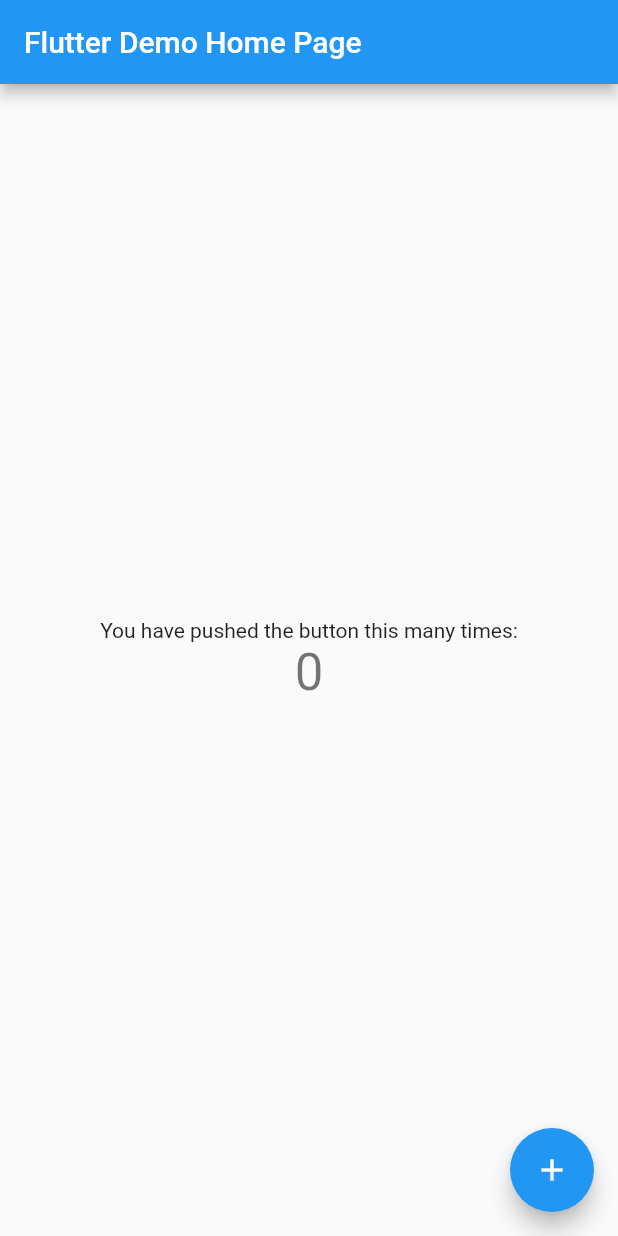
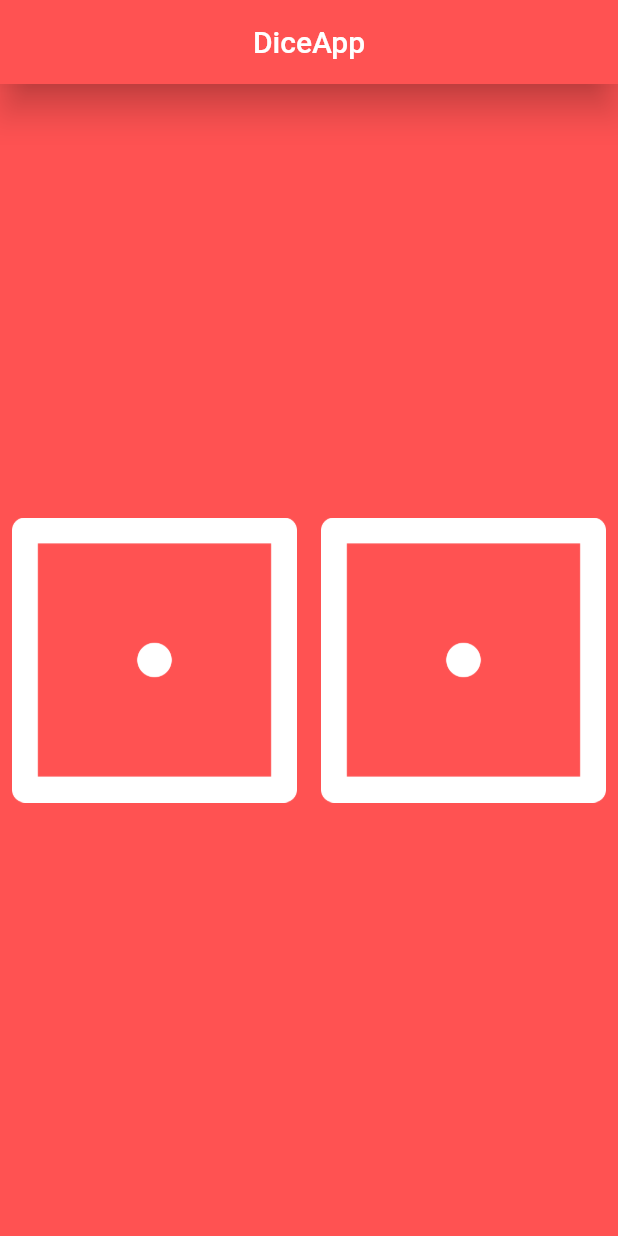
Before and after one commit to pmelgarvargas/flutter_codigo_diceapp, a Flutter app: the screen it shows after launch, on a phone screen of 412 x 824 dp. Run offline on Flutter 3.47's test engine with Material 2 defaults, Android fonts, the phone set to English and light mode, and no system bars.

Commit message:
diceapp 1.0

```diff
--- a/lib/main.dart
+++ b/lib/main.dart
@@ -1,115 +1,71 @@
+
+import 'dart:math';
+
 import 'package:flutter/material.dart';
 
-void main() {
-  runApp(const MyApp());
+void main(){
+  runApp(MyApp());
 }
 
 class MyApp extends StatelessWidget {
-  const MyApp({super.key});
 
-  // This widget is the root of your application.
   @override
   Widget build(BuildContext context) {
     return MaterialApp(
-      title: 'Flutter Demo',
-      theme: ThemeData(
-        // This is the theme of your application.
-        //
-        // Try running your application with "flutter run". You'll see the
-        // application has a blue toolbar. Then, without quitting the app, try
-        // changing the primarySwatch below to Colors.green and then invoke
-        // "hot reload" (press "r" in the console where you ran "flutter run",
-        // or simply save your changes to "hot reload" in a Flutter IDE).
-        // Notice that the counter didn't reset back to zero; the application
-        // is not restarted.
-        primarySwatch: Colors.blue,
-      ),
-      home: const MyHomePage(title: 'Flutter Demo Home Page'),
+      home: HomePage(),
     );
   }
 }
 
-class MyHomePage extends StatefulWidget {
-  const MyHomePage({super.key, required this.title});
-
-  // This widget is the home page of your application. It is stateful, meaning
-  // that it has a State object (defined below) that contains fields that affect
-  // how it looks.
-
-  // This class is the configuration for the state. It holds the values (in this
-  // case the title) provided by the parent (in this case the App widget) and
-  // used by the build method of the State. Fields in a Widget subclass are
-  // always marked "final".
-
-  final String title;
+class HomePage extends StatefulWidget {
 
   @override
-  State<MyHomePage> createState() => _MyHomePageState();
+  State<HomePage> createState() => _HomePageState();
 }
 
-class _MyHomePageState extends State<MyHomePage> {
-  int _counter = 0;
-
-  void _incrementCounter() {
-    setState(() {
-      // This call to setState tells the Flutter framework that something has
-      // changed in this State, which causes it to rerun the build method below
-      // so that the display can reflect the updated values. If we changed
-      // _counter without calling setState(), then the build method would not be
-      // called again, and so nothing would appear to happen.
-      _counter++;
-    });
-  }
+class _HomePageState extends State<HomePage> {
+   int izquierdo=1;
+   int derecha=1;
 
   @override
   Widget build(BuildContext context) {
-    // This method is rerun every time setState is called, for instance as done
-    // by the _incrementCounter method above.
-    //
-    // The Flutter framework has been optimized to make rerunning build methods
-    // fast, so that you can just rebuild anything that needs updating rather
-    // than having to individually change instances of widgets.
     return Scaffold(
+      backgroundColor: Colors.redAccent,
       appBar: AppBar(
-        // Here we take the value from the MyHomePage object that was created by
-        // the App.build method, and use it to set our appbar title.
-        title: Text(widget.title),
+        backgroundColor: Colors.redAccent,
+        title: Text("DiceApp"),
+        centerTitle: true,
+        elevation: 10.0,
       ),
       body: Center(
-        // Center is a layout widget. It takes a single child and positions it
-        // in the middle of the parent.
-        child: Column(
-          // Column is also a layout widget. It takes a list of children and
-          // arranges them vertically. By default, it sizes itself to fit its
-          // children horizontally, and tries to be as tall as its parent.
-          //
-          // Invoke "debug painting" (press "p" in the console, choose the
-          // "Toggle Debug Paint" action from the Flutter Inspector in Android
-          // Studio, or the "Toggle Debug Paint" command in Visual Studio Code)
-          // to see the wireframe for each widget.
-          //
-          // Column has various properties to control how it sizes itself and
-          // how it positions its children. Here we use mainAxisAlignment to
-          // center the children vertically; the main axis here is the vertical
-          // axis because Columns are vertical (the cross axis would be
-          // horizontal).
-          mainAxisAlignment: MainAxisAlignment.center,
-          children: <Widget>[
-            const Text(
-              'You have pushed the button this many times:',
+        child: Row(
+          children: [
+            Expanded(
+              flex: 1,
+                child: TextButton (
+                    onPressed: (){
+                    izquierdo=Random().nextInt(6)+1;
+                    setState(() {
+
+                    });
+                    },
+                    child: Image.asset("assets/images/dice$izquierdo.png")),
             ),
-            Text(
-              '$_counter',
-              style: Theme.of(context).textTheme.headline4,
+            Expanded(
+              flex: 1,
+                child: TextButton(
+                  onPressed: (){
+                    derecha=derecha+1;
+                    setState(() {
+
+                    });
+                  },
+                  child: Image.asset("assets/images/dice$derecha.png"),
+                )
             ),
           ],
         ),
       ),
-      floatingActionButton: FloatingActionButton(
-        onPressed: _incrementCounter,
-        tooltip: 'Increment',
-        child: const Icon(Icons.add),
-      ), // This trailing comma makes auto-formatting nicer for build methods.
     );
   }
 }
--- a/pubspec.yaml
+++ b/pubspec.yaml
@@ -60,8 +60,8 @@ flutter:
   uses-material-design: true
 
   # To add assets to your application, add an assets section, like this:
-  # assets:
-  #   - images/a_dot_burr.jpeg
+  assets:
+    - assets/images/
   #   - images/a_dot_ham.jpeg
 
   # An image asset can refer to one or more resolution-specific "variants", see
```
Also changed, not shown: assets/images/dice1.png (added), assets/images/dice2.png (added), assets/images/dice3.png (added), assets/images/dice4.png (added), assets/images/dice5.png (added), assets/images/dice6.png (added).
